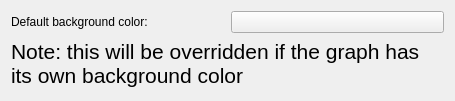
Old version of the form src/preferencesAppearance.ui in the repository KDE/kgraphviewer.
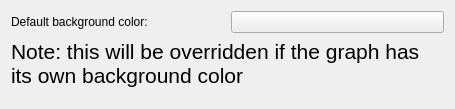
New version of the form. Custom widgets are drawn as their Qt base class.

```diff
--- a/src/preferencesAppearance.ui
+++ b/src/preferencesAppearance.ui
@@ -7,19 +7,10 @@
     <x>0</x>
     <y>0</y>
     <width>455</width>
-    <height>101</height>
+    <height>109</height>
    </rect>
   </property>
-  <property name="sizePolicy">
-   <sizepolicy hsizetype="Minimum" vsizetype="Minimum">
-    <horstretch>15</horstretch>
-    <verstretch>0</verstretch>
-   </sizepolicy>
-  </property>
   <layout class="QVBoxLayout" name="verticalLayout">
-   <property name="sizeConstraint">
-    <enum>QLayout::SetMinimumSize</enum>
-   </property>
    <item>
     <layout class="QHBoxLayout" name="horizontalLayout">
      <property name="sizeConstraint">
@@ -94,8 +85,6 @@
    </item>
   </layout>
  </widget>
- <layoutdefault spacing="6" margin="11"/>
- <pixmapfunction>qPixmapFromMimeSource</pixmapfunction>
  <customwidgets>
   <customwidget>
    <class>KColorButton</class>
```
Left out of the diff: 15 changed lines with no effect on the pictures.
